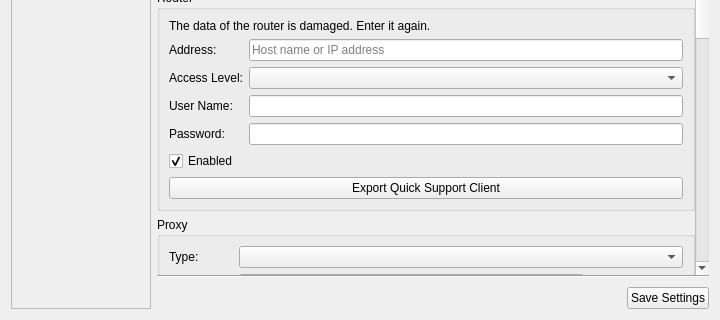
First picture: the form in source/client/desktop/settings_tab.ui, repository alexandrkut/aspia-mod, before the edit; both pictures show x 0 to 720 and y 200 to 520 of the 720 by 520 pixel window.
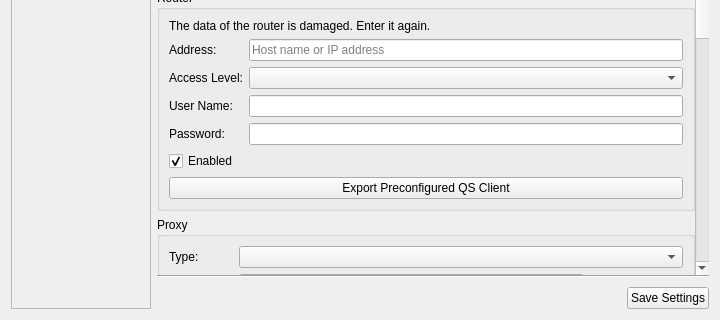
Second picture: the form after the edit. Custom widgets are drawn as their Qt base class.

What changed in the file:
```diff
--- a/source/client/desktop/settings_tab.ui
+++ b/source/client/desktop/settings_tab.ui
@@ -301,7 +301,7 @@
                  <item row="6" column="0" colspan="2">
                   <widget class="QPushButton" name="button_export_qs_client">
                    <property name="text">
-                    <string>Export Quick Support Client</string>
+                    <string>Export Preconfigured QS Client</string>
                    </property>
                   </widget>
                  </item>
```
